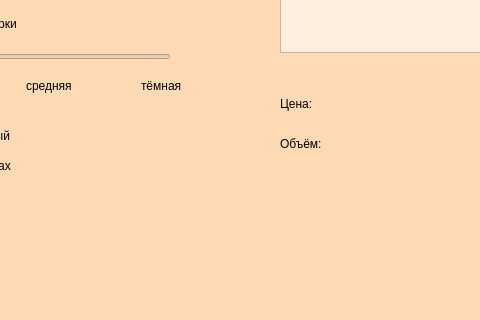
chrpnnkv/coffee_time, file main.ui: the form before one commit; both pictures show x 110 to 590 and y 84 to 404 of the 767 by 404 pixel window.
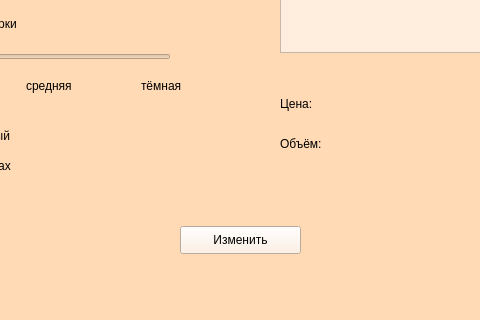
The form after the commit.

The edit to the form file:
```diff
--- a/main.ui
+++ b/main.ui
@@ -175,6 +175,23 @@
     <string/>
    </property>
   </widget>
+  <widget class="QPushButton" name="edit">
+   <property name="geometry">
+    <rect>
+     <x>290</x>
+     <y>310</y>
+     <width>121</width>
+     <height>28</height>
+    </rect>
+   </property>
+   <property name="styleSheet">
+    <string notr="true">background-color: rgb(255, 238, 221);
+font: 9pt &quot;Candara&quot;;</string>
+   </property>
+   <property name="text">
+    <string>Изменить</string>
+   </property>
+  </widget>
   <widget class="QWidget" name="">
    <property name="geometry">
     <rect>
```
